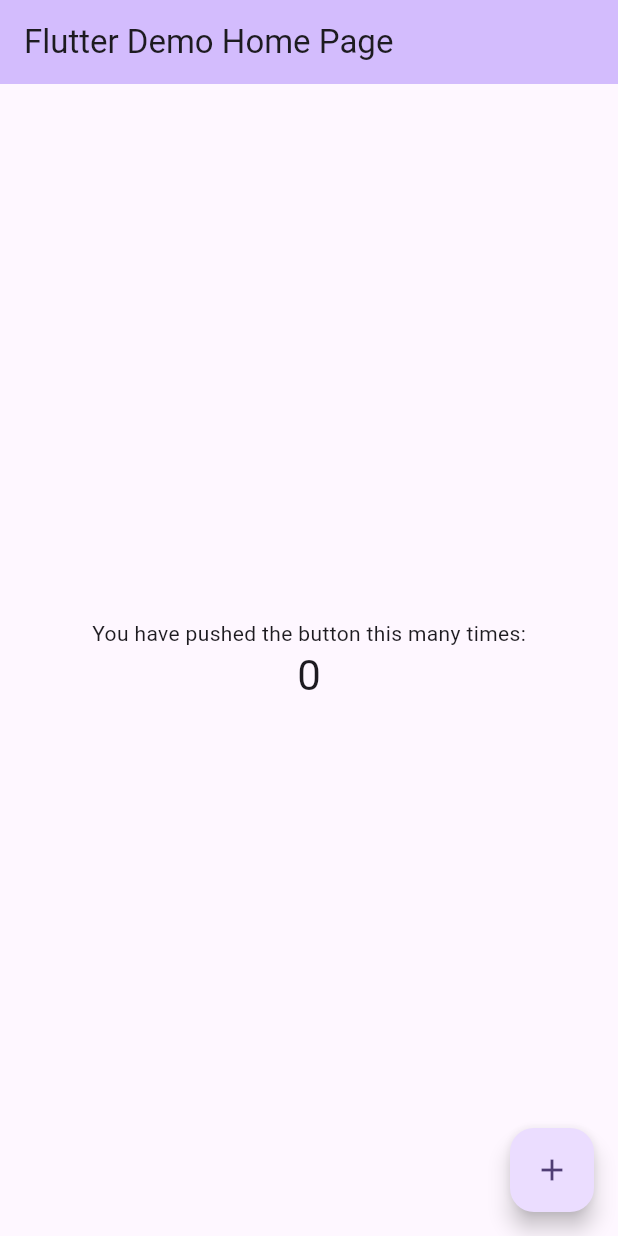
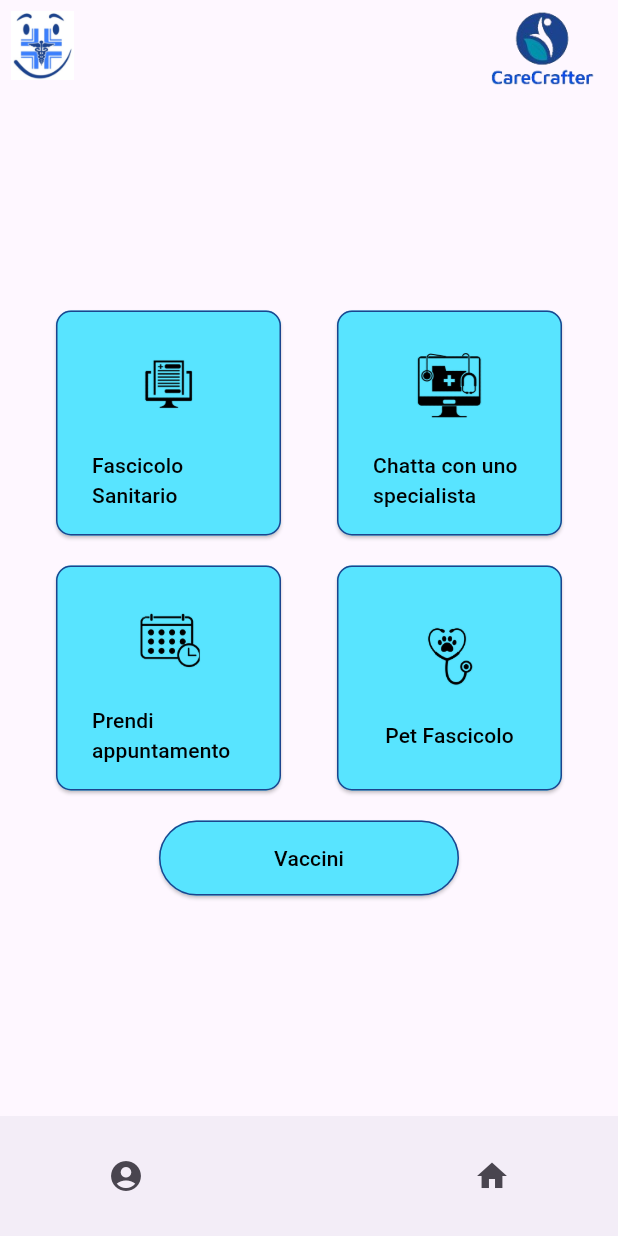
Before and after one commit to Lockyleo1/CareCrafter, a Flutter app: the screen it shows after launch, on a phone screen of 412 x 824 dp. Run offline on Flutter 3.47's test engine with Material 3 defaults, Android fonts, the light colour scheme and no system bars.

Commit message:
HomePage added

```diff
--- a/care_crafter/lib/main.dart
+++ b/care_crafter/lib/main.dart
@@ -1,125 +1,143 @@
 import 'package:flutter/material.dart';
+import 'widgets/custom_bottom_navigation_bar.dart';
 
 void main() {
-  runApp(const MyApp());
+  WidgetsFlutterBinding.ensureInitialized();
+  runApp(HomePage());
 }
 
-class MyApp extends StatelessWidget {
-  const MyApp({super.key});
-
-  // This widget is the root of your application.
+class HomePage extends StatelessWidget {
   @override
   Widget build(BuildContext context) {
     return MaterialApp(
-      title: 'Flutter Demo',
-      theme: ThemeData(
-        // This is the theme of your application.
-        //
-        // TRY THIS: Try running your application with "flutter run". You'll see
-        // the application has a purple toolbar. Then, without quitting the app,
-        // try changing the seedColor in the colorScheme below to Colors.green
-        // and then invoke "hot reload" (save your changes or press the "hot
-        // reload" button in a Flutter-supported IDE, or press "r" if you used
-        // the command line to start the app).
-        //
-        // Notice that the counter didn't reset back to zero; the application
-        // state is not lost during the reload. To reset the state, use hot
-        // restart instead.
-        //
-        // This works for code too, not just values: Most code changes can be
-        // tested with just a hot reload.
-        colorScheme: ColorScheme.fromSeed(seedColor: Colors.deepPurple),
-        useMaterial3: true,
+      home: Scaffold(
+        appBar: PreferredSize(
+          preferredSize: Size.fromHeight(60),
+          child: AppBar(
+            toolbarHeight: 60,
+            leading: Padding(
+              padding: EdgeInsets.all(4.0),
+              child: Container(
+                width: 40,
+                height: 40,
+                // Aggiungi padding al logo blu
+                padding: EdgeInsets.all(3.0),
+                child: Image.asset(
+                  "assets/Immagini_CareCrafter/LogoBlu.png",
+                  fit: BoxFit.cover,
+                ),
+              ),
+            ),
+            actions: [
+              Padding(
+                padding: EdgeInsets.all(0),
+                child: Container(
+                  width: 100,
+                  height: 100,
+                  child: Image.asset(
+                    "assets/Immagini_CareCrafter/logoCareCrafterR.png",
+                    fit: BoxFit.cover,
+                  ),
+                ),
+              ),
+            ],
+          ),
+        ),
+        body: _buildBody(),
+        bottomNavigationBar: CustomBottomNavigationBar(),
       ),
-      home: const MyHomePage(title: 'Flutter Demo Home Page'),
     );
   }
-}
 
-class MyHomePage extends StatefulWidget {
-  const MyHomePage({super.key, required this.title});
-
-  // This widget is the home page of your application. It is stateful, meaning
-  // that it has a State object (defined below) that contains fields that affect
-  // how it looks.
-
-  // This class is the configuration for the state. It holds the values (in this
-  // case the title) provided by the parent (in this case the App widget) and
-  // used by the build method of the State. Fields in a Widget subclass are
-  // always marked "final".
-
-  final String title;
-
-  @override
-  State<MyHomePage> createState() => _MyHomePageState();
-}
-
-class _MyHomePageState extends State<MyHomePage> {
-  int _counter = 0;
-
-  void _incrementCounter() {
-    setState(() {
-      // This call to setState tells the Flutter framework that something has
-      // changed in this State, which causes it to rerun the build method below
-      // so that the display can reflect the updated values. If we changed
-      // _counter without calling setState(), then the build method would not be
-      // called again, and so nothing would appear to happen.
-      _counter++;
-    });
+  Widget _buildBody() {
+    return Center(
+      child: Column(
+        mainAxisAlignment: MainAxisAlignment.center,
+        children: <Widget>[
+          Row(
+            mainAxisAlignment: MainAxisAlignment.spaceEvenly,
+            children: <Widget>[
+              _buildSquareButton('Fascicolo Sanitario',
+                  "assets/Immagini_CareCrafter/FascicoloElettronico.png"),
+              _buildSquareButton('Chatta con uno specialista',
+                  "assets/Immagini_CareCrafter/ChattaConSpecialista.png"),
+            ],
+          ),
+          SizedBox(height: 20),
+          Row(
+            mainAxisAlignment: MainAxisAlignment.spaceEvenly,
+            children: <Widget>[
+              _buildSquareButton('Prendi appuntamento',
+                  "assets/Immagini_CareCrafter/Calendar.png"),
+              _buildSquareButton('Pet Fascicolo',
+                  "assets/Immagini_CareCrafter/Veterinario.png"),
+            ],
+          ),
+          SizedBox(height: 20),
+          _buildRoundedButton('Vaccini'),
+        ],
+      ),
+    );
   }
 
-  @override
-  Widget build(BuildContext context) {
-    // This method is rerun every time setState is called, for instance as done
-    // by the _incrementCounter method above.
-    //
-    // The Flutter framework has been optimized to make rerunning build methods
-    // fast, so that you can just rebuild anything that needs updating rather
-    // than having to individually change instances of widgets.
-    return Scaffold(
-      appBar: AppBar(
-        // TRY THIS: Try changing the color here to a specific color (to
-        // Colors.amber, perhaps?) and trigger a hot reload to see the AppBar
-        // change color while the other colors stay the same.
-        backgroundColor: Theme.of(context).colorScheme.inversePrimary,
-        // Here we take the value from the MyHomePage object that was created by
-        // the App.build method, and use it to set our appbar title.
-        title: Text(widget.title),
-      ),
-      body: Center(
-        // Center is a layout widget. It takes a single child and positions it
-        // in the middle of the parent.
+  Widget _buildSquareButton(String text, String iconData) {
+    return Container(
+      width: 150,
+      height: 150,
+      child: ElevatedButton(
+        style: ElevatedButton.styleFrom(
+          backgroundColor: Color(0xFF58E4FF),
+          shape: RoundedRectangleBorder(
+            borderRadius: BorderRadius.circular(10.0),
+            side: BorderSide(color: Color(0xFF1C448E)),
+          ),
+        ),
+        onPressed: () {
+          print('Button clicked: $text');
+        },
         child: Column(
-          // Column is also a layout widget. It takes a list of children and
-          // arranges them vertically. By default, it sizes itself to fit its
-          // children horizontally, and tries to be as tall as its parent.
-          //
-          // Column has various properties to control how it sizes itself and
-          // how it positions its children. Here we use mainAxisAlignment to
-          // center the children vertically; the main axis here is the vertical
-          // axis because Columns are vertical (the cross axis would be
-          // horizontal).
-          //
-          // TRY THIS: Invoke "debug painting" (choose the "Toggle Debug Paint"
-          // action in the IDE, or press "p" in the console), to see the
-          // wireframe for each widget.
           mainAxisAlignment: MainAxisAlignment.center,
           children: <Widget>[
-            const Text(
-              'You have pushed the button this many times:',
+            Padding(
+              padding: EdgeInsets.all(8.0),
+              child: Image.asset(
+                iconData,
+                width: 50,
+                height: 50,
+                color: Colors.black,
+              ),
             ),
+            SizedBox(height: 10),
             Text(
-              '$_counter',
-              style: Theme.of(context).textTheme.headlineMedium,
+              text,
+              style: TextStyle(color: Colors.black),
             ),
           ],
         ),
       ),
-      floatingActionButton: FloatingActionButton(
-        onPressed: _incrementCounter,
-        tooltip: 'Increment',
-        child: const Icon(Icons.add),
-      ), // This trailing comma makes auto-formatting nicer for build methods.
+    );
+  }
+
+  Widget _buildRoundedButton(String text) {
+    return Container(
+      width: 200,
+      height: 50,
+      child: ElevatedButton(
+        style: ElevatedButton.styleFrom(
+          backgroundColor: Color(0xFF58E4FF),
+          shape: RoundedRectangleBorder(
+            borderRadius: BorderRadius.circular(30.0),
+            side: BorderSide(color: Color(0xFF1C448E)),
+          ),
+        ),
+        onPressed: () {
+          print('Button clicked: $text');
+        },
+        child: Text(
+          text,
+          style: TextStyle(color: Colors.black),
+        ),
+      ),
     );
   }
 }
--- /dev/null
+++ b/care_crafter/lib/widgets/custom_bottom_navigation_bar.dart
@@ -0,0 +1,27 @@
+import 'package:flutter/material.dart';
+
+class CustomBottomNavigationBar extends StatelessWidget {
+  @override
+  Widget build(BuildContext context) {
+    return BottomAppBar(
+      child: Row(
+        mainAxisAlignment: MainAxisAlignment.spaceAround,
+        children: <Widget>[
+          IconButton(
+            icon: Icon(Icons.account_circle),
+            onPressed: () {
+              // Azione per l'icona dell'account
+            },
+          ),
+          SizedBox(width: 20),
+          IconButton(
+            icon: Icon(Icons.home),
+            onPressed: () {
+              // Azione per l'icona di home
+            },
+          ),
+        ],
+      ),
+    );
+  }
+}
```
Also changed, not shown: care_crafter/assets/Immagini_CareCrafter/Calendar.png (added), care_crafter/assets/Immagini_CareCrafter/ChattaConSpecialista.png (added), care_crafter/assets/Immagini_CareCrafter/FascicoloElettronico.png (added), care_crafter/assets/Immagini_CareCrafter/Fuffy.png (added), care_crafter/assets/Immagini_CareCrafter/LogoBlu.png (added), care_crafter/assets/Immagini_CareCrafter/Mowgly.png (added), care_crafter/assets/Immagini_CareCrafter/PetVaccinity.png (added), care_crafter/assets/Immagini_CareCrafter/Veterinario.png (added), care_crafter/assets/Immagini_CareCrafter/fattoria.png (added), care_crafter/assets/Immagini_CareCrafter/logoCareCrafterR.png (added), care_crafter/assets/Immagini_CareCrafter/talktodoctor.png (added), 1 other file.
